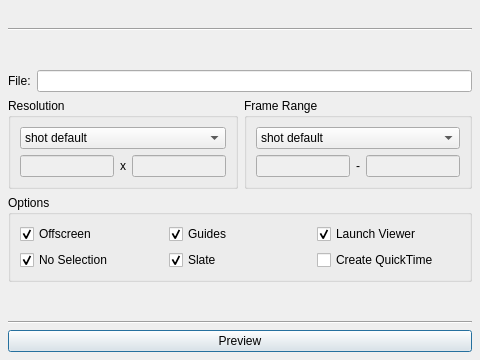
This is core/tools/gpsPreview/gpsPreviewUI.ui in mjbonnington/icarus-gps as Qt 5 draws it before an edit. The edited form follows.
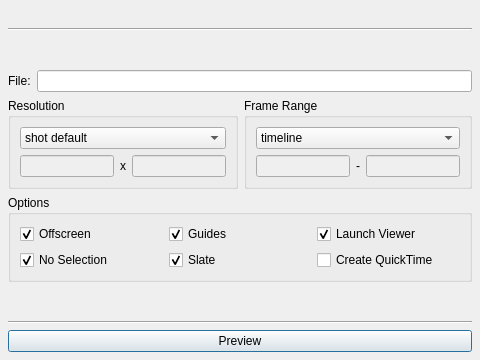
This is the edited form.

Commit message: Timeline option is now the default range in GPS_Preview

Patch:
```diff
--- a/core/tools/gpsPreview/gpsPreviewUI.ui
+++ b/core/tools/gpsPreview/gpsPreviewUI.ui
@@ -183,7 +183,7 @@
            <item>
             <widget class="QComboBox" name="range_comboBox">
              <property name="currentIndex">
-              <number>0</number>
+              <number>1</number>
              </property>
              <item>
               <property name="text">
```
Left out of the diff: 3 changed lines with no effect on the pictures. The commit also changes 1 other file.
